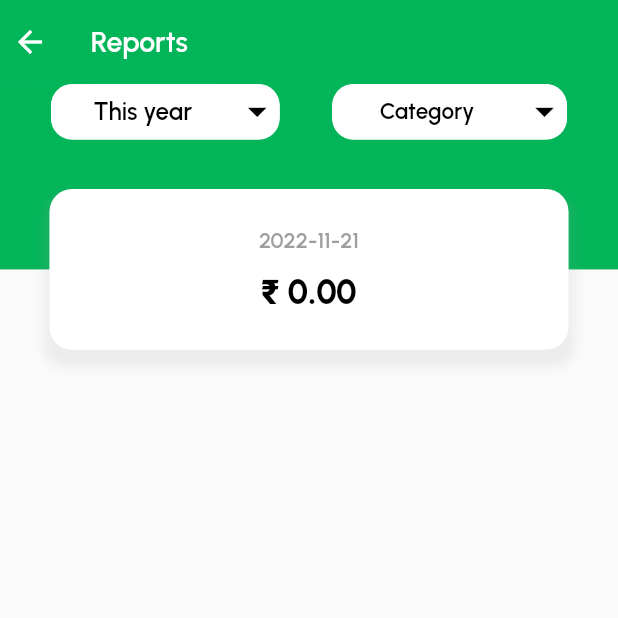
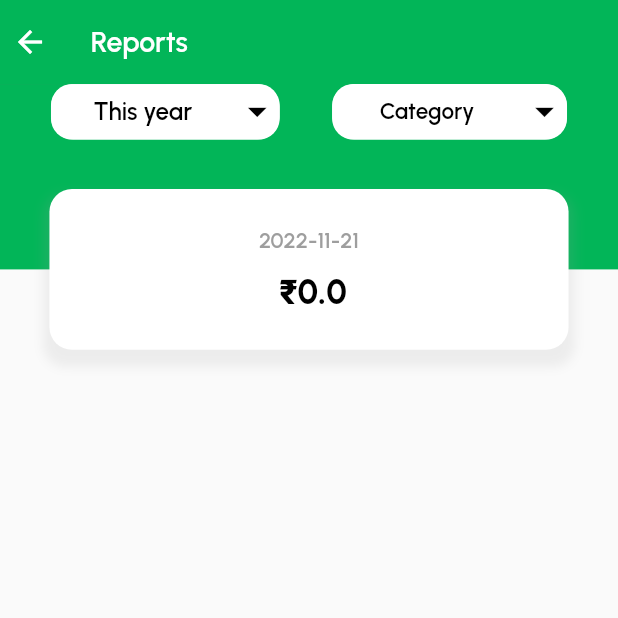
Before and after one commit to sneha984/threems, a Flutter app: the ReportPage screen opened directly, on a phone screen of 412 x 824 dp, the top half of it. Run offline on Flutter 3.47's test engine with Material 2 defaults, Android fonts, the light colour scheme and no system bars; drawn by our look-alikes of dropdown_button2; our stand-ins replace animated_custom_dropdown, badges, cached_network_image, carousel_slider, cloud_firestore, contacts_service and 26 more; missing offline and left inert: another_stepper, cloud_firestore_web, cool_dropdown, cr_calendar, firebase_core_web, firebase_storage_web and 7 more; accounts and stored records are empty; network calls fail; project files that could hold a hidden picture were left out.

Commit message:
expense total

```diff
--- a/lib/Expenses/Report/report_page.dart
+++ b/lib/Expenses/Report/report_page.dart
@@ -30,11 +30,11 @@ class _ReportPageState extends State<ReportPage> {
   getRecentExpenses(){
     FirebaseFirestore.instance.collection('users').doc(currentuserid).collection('expense').
     orderBy('date',descending: true).snapshots().listen((event) {
-
       if(event.docs.isNotEmpty) {
-        totalExpense=0;
+        totalExpense=0.00;
+        print(event.docs.length);
         for (DocumentSnapshot data in event.docs) {
-          totalExpense += data['amount'];
+          totalExpense+=double.tryParse(data['amount'].toString())??0;
           if(expenseCategory.contains(data['categoryName'])){
             Map item=expenseList[expenseCategory.indexOf(data['categoryName'])].data();
             double amount=item['amount'];
@@ -47,9 +47,12 @@ class _ReportPageState extends State<ReportPage> {
             expenseList.add(data);
           }
 
+
         }
 
       }
+      print("yyyyyyyyyyyyyyyyyyyyyyyyyyyyyy");
+      print(totalExpense);
       if(mounted){
         setState(() {
 
@@ -535,7 +538,7 @@ class _ReportPageState extends State<ReportPage> {
                   //
                   // )
                       :
-                  expenseList.length==0?Container(
+                  expenseList.isEmpty?Container(
                     child:Center(
                       child: Text(
                         "No expenses",
@@ -663,9 +666,8 @@ class _ReportPageState extends State<ReportPage> {
                             fontWeight: FontWeight.w600),
                       ),
                       SizedBox(height: 12,),
-                      selectedCategory!=null?
-                      catName==''?Text(
-                        "₹ "+amount.toStringAsFixed(2),
+                      selectedCategory==null?Text(
+                        " ₹"+totalExpense.toString(),
                         style: TextStyle(
                             fontSize: scrWidth*0.055,
                             color: Colors.black,
@@ -673,20 +675,13 @@ class _ReportPageState extends State<ReportPage> {
                             fontWeight: FontWeight.w800),
                       ):
                       Text(
-                        "₹ "+amount.toStringAsFixed(2),
+                        " ₹"+amount.toString(),
                         style: TextStyle(
                             fontSize: scrWidth*0.055,
                             color: Colors.black,
                             fontFamily: 'Urbanist',
                             fontWeight: FontWeight.w800),
-                      ):Text(
-                        "₹ "+totalExpense.toStringAsFixed(2),
-                        style: TextStyle(
-                            fontSize: scrWidth*0.055,
-                            color: Colors.black,
-                            fontFamily: 'Urbanist',
-                            fontWeight: FontWeight.w800),
-                      )
+                      ),
 
                     ],
                   ),
--- a/lib/Expenses/new_expense.dart
+++ b/lib/Expenses/new_expense.dart
@@ -602,7 +602,7 @@ class _NewExpensePageState extends State<NewExpensePage> {
                                     child: const Text('Cancel')),
                                 TextButton(onPressed: (){
                                   FirebaseFirestore.instance.collection('users').doc(currentuserid).collection('expense').add({
-                                    'amount':amount!.text,
+                                    'amount':double.tryParse(amount!.text.toString()),
                                     "categoryIcon":serializeIcon(xyz),
                                     "categoryName":category.toString(),
                                     'date':selectedDate,
```
